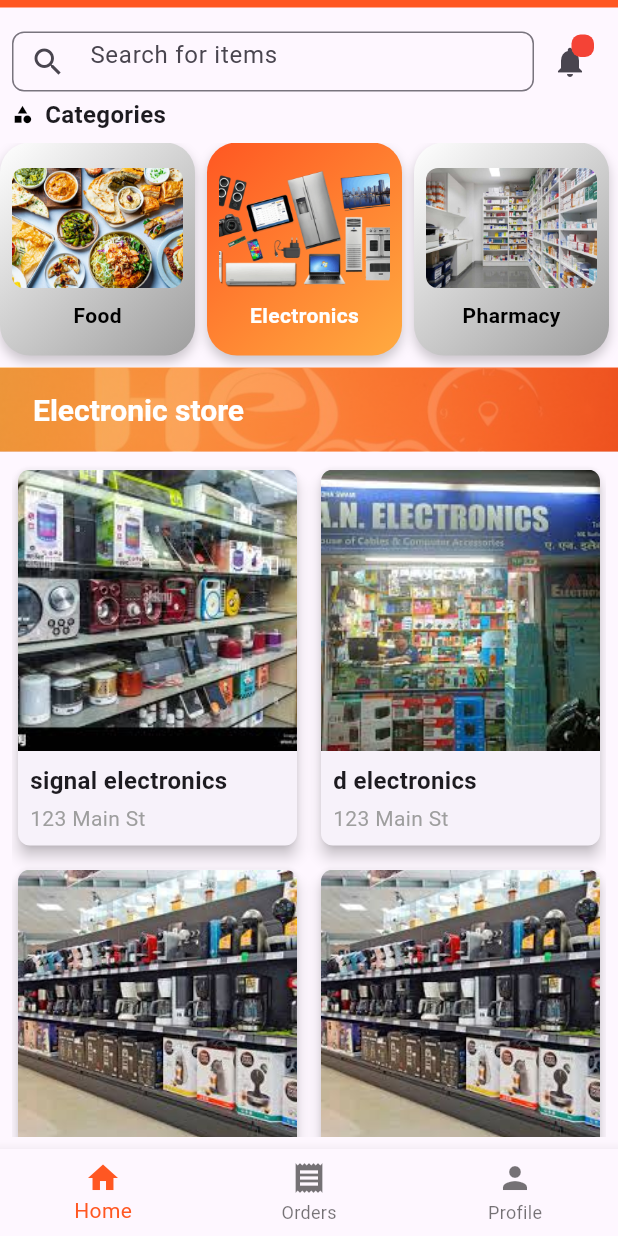
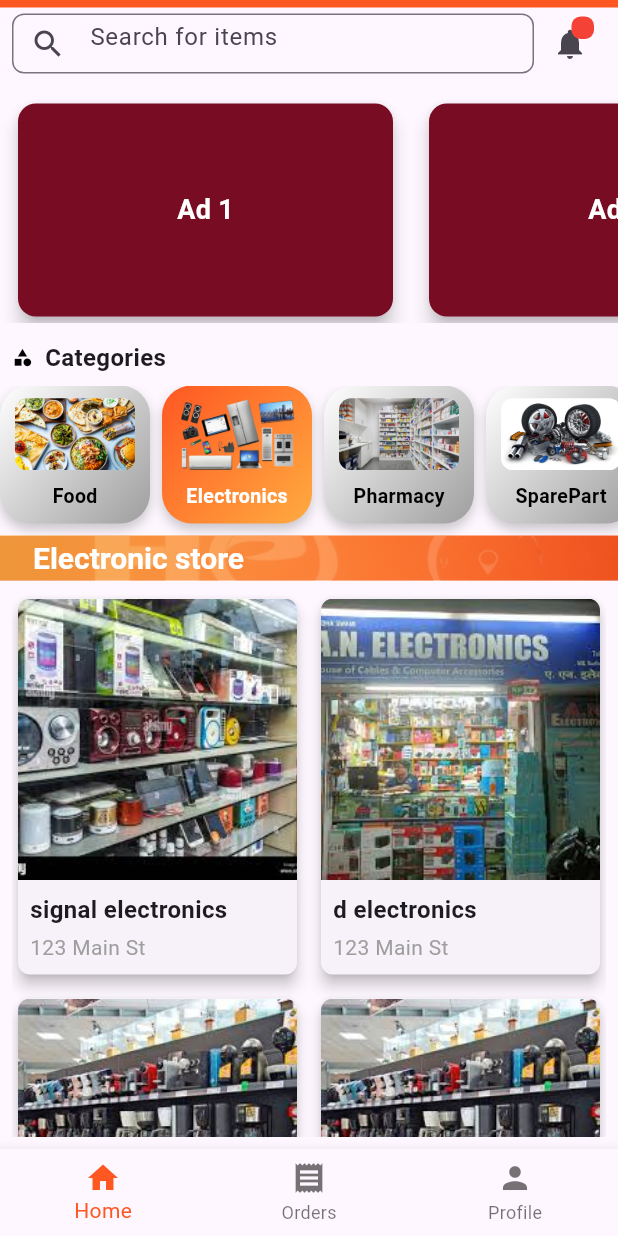
Before and after one commit to Hamza2679/Time-D, a Flutter app: the MainPage screen opened directly, after a tap on "Electronics", on a phone screen of 412 x 824 dp. Run offline on Flutter 3.47's test engine with Material 3 defaults, Android fonts, the phone set to English and light mode, and no system bars; our stand-ins replace bloc, contacts_service, country_picker, equatable, firebase_auth, firebase_core and 7 more; accounts and stored records are empty.

Commit message:
change in structure

```diff
--- a/lib/fetures/autentication/signUp/pages/signup_page.dart
+++ b/lib/fetures/autentication/signUp/pages/signup_page.dart
@@ -5,7 +5,7 @@ import 'package:image_picker/image_picker.dart';
 import 'package:country_picker/country_picker.dart';
 import 'package:http/http.dart' as http;
 import 'dart:io';
-import 'package:permission_handler/permission_handler.dart'; // For permission handling
+import 'package:permission_handler/permission_handler.dart';
 
 class SignUpPage extends StatefulWidget {
   @override
@@ -23,15 +23,14 @@ class _SignUpPageState extends State<SignUpPage> {
   bool _obscureConfirmPassword = true;
 
   final ImagePicker _picker = ImagePicker();
-  final TextEditingController _passwordController = TextEditingController(); // Password controller
-  final TextEditingController _confirmPasswordController = TextEditingController(); // Confirm password controller
+  final TextEditingController _passwordController = TextEditingController();
+  final TextEditingController _confirmPasswordController = TextEditingController();
   final TextEditingController _phoneNumberController = TextEditingController();
-  String _selectedCountryCode = '+251'; // Default country code (Ethiopia)
-  String _countryFlag = '🇪🇹'; // Default country flag (Ethiopia)
+  String _selectedCountryCode = '+251';
+  String _countryFlag = '🇪🇹';
   final String baseUrl = 'https://hello-delivery.onrender.com/api/v1';
 
   Future<void> _pickImage() async {
-    // Check permission for gallery access
     var status = await Permission.photos.status;
     if (!status.isGranted) {
       await Permission.photos.request();
@@ -87,7 +86,7 @@ class _SignUpPageState extends State<SignUpPage> {
         borderRadius: BorderRadius.circular(50),
         borderSide: BorderSide.none,
       ),
-      suffixIcon: suffixIcon, // Add suffix icon for password fields
+      suffixIcon: suffixIcon,
     );
   }
 
@@ -103,14 +102,12 @@ class _SignUpPageState extends State<SignUpPage> {
     final url = Uri.parse('$baseUrl/auth/register');
     final request = http.MultipartRequest('POST', url);
 
-    // Add fields as form data
     request.fields['firstName'] = firstName!;
     request.fields['lastName'] = lastName!;
     request.fields['email'] = email!;
-    request.fields['password'] = _passwordController.text; // Use controller text
+    request.fields['password'] = _passwordController.text;
     request.fields['phone'] = '$_selectedCountryCode ${_phoneNumberController.text}';
 
-    // Convert profile image to base64 and add it as a form field
     if (profileImage != null) {
       final bytes = await File(profileImage!.path).readAsBytes();
       final base64Image = base64Encode(bytes);
@@ -118,18 +115,14 @@ class _SignUpPageState extends State<SignUpPage> {
       request.fields['profileImage'] = 'data:$mimeType;base64,$base64Image';
     }
 
-    // Print request details for debugging
     print('Request URL: ${request.url}');
     print('Request Method: ${request.method}');
     print('Request Headers: ${request.headers}');
     print('Request Fields: ${request.fields}');
 
     try {
-      // Send the request
       final response = await request.send();
       final responseBody = await response.stream.bytesToString();
-
-      // Print response details for debugging
       print('Response Status Code: ${response.statusCode}');
       print('Response Body: $responseBody');
 
@@ -144,7 +137,6 @@ class _SignUpPageState extends State<SignUpPage> {
         _showMessage(responseData['message'] ?? 'Registration failed. Please try again.', Colors.red);
       }
     } catch (error) {
-      // Print error details for debugging
       print('Error: $error');
       _showMessage('An error occurred. Please check your internet connection and try again.', Colors.red);
     }
@@ -177,12 +169,12 @@ class _SignUpPageState extends State<SignUpPage> {
                 onTap: _pickImage,
                 child: CircleAvatar(
                   radius: 50,
-                  backgroundColor: Colors.grey[200], // Add a background color
+                  backgroundColor: Colors.grey[200],
                   child: ClipOval(
                     child: profileImage != null
                         ? Image.file(
                       profileImage!,
-                      width: 100, // Make sure the image fits within the avatar
+                      width: 100,
                       height: 100,
                       fit: BoxFit.cover,
                     )
@@ -273,9 +265,8 @@ class _SignUpPageState extends State<SignUpPage> {
                 },
               ),
               SizedBox(height: 16.0),
-              // Password field with eye icon
               TextFormField(
-                controller: _passwordController, // Use controller
+                controller: _passwordController,
                 decoration: _inputDecoration(
                   'Password',
                   suffixIcon: IconButton(
@@ -301,9 +292,8 @@ class _SignUpPageState extends State<SignUpPage> {
                 },
               ),
               SizedBox(height: 16.0),
-              // Confirm password field with eye icon
               TextFormField(
-                controller: _confirmPasswordController, // Use controller
+                controller: _confirmPasswordController,
                 decoration: _inputDecoration(
                   'Confirm Password',
                   suffixIcon: IconButton(
--- a/lib/fetures/books/main/pages/books_page.dart
+++ b/lib/fetures/books/main/pages/books_page.dart
@@ -9,6 +9,7 @@ class BooksPage extends StatelessWidget {
       appBar: AppBar(
         backgroundColor: Colors.transparent,
         elevation: 0,
+        toolbarHeight: 30,
         flexibleSpace: Container(
           decoration: BoxDecoration(
             gradient: LinearGradient(
--- a/lib/fetures/electronics/main/pages/electronics_page.dart
+++ b/lib/fetures/electronics/main/pages/electronics_page.dart
@@ -17,6 +17,7 @@ class _ElectronicsPageState extends State<ElectronicsPage> {
       appBar: AppBar(
         backgroundColor: Colors.transparent,
         elevation: 0,
+        toolbarHeight: 30,
         flexibleSpace: Container(
           decoration: BoxDecoration(
             gradient: LinearGradient(
--- a/lib/fetures/food/main/pages/food_page.dart
+++ b/lib/fetures/food/main/pages/food_page.dart
@@ -14,6 +14,7 @@ class FoodPage extends StatelessWidget {
         appBar: AppBar(
           backgroundColor: Colors.transparent,
           elevation: 0,
+          toolbarHeight: 30.0,
           flexibleSpace: Container(
             decoration: BoxDecoration(
               gradient: LinearGradient(
@@ -46,6 +47,7 @@ class FoodPage extends StatelessWidget {
             ),
           ),
         ),
+
 
         body: Column(
           children: [
--- a/lib/fetures/food/widgets/food_widgets.dart
+++ b/lib/fetures/food/widgets/food_widgets.dart
@@ -1,6 +1,7 @@
 import 'package:delivery_app/utils/colors.dart';
 import 'package:flutter/material.dart';
 import '../restaurant_detail/page/restaurant_detail_page.dart';
+
 
 Widget buildRestaurants(BuildContext context, List<Map<String, dynamic>> restaurants) {
   return GridView.builder(
@@ -8,8 +9,8 @@ Widget buildRestaurants(BuildContext context, List<Map<String, dynamic>> restaur
     physics: NeverScrollableScrollPhysics(),
     gridDelegate: SliverGridDelegateWithFixedCrossAxisCount(
       crossAxisCount: 2,
-      crossAxisSpacing: 8.0,
-      mainAxisSpacing: 8.0,
+      crossAxisSpacing: 12.0,  // Slightly larger space for aesthetics
+      mainAxisSpacing: 12.0,
       childAspectRatio: 3 / 4,
     ),
     itemCount: restaurants.length,
@@ -29,44 +30,66 @@ Widget buildRestaurants(BuildContext context, List<Map<String, dynamic>> restaur
           );
         },
         child: Card(
-          child: Column(
+          elevation: 6, // Adds shadow for a floating effect
+          shape: RoundedRectangleBorder(
+            borderRadius: BorderRadius.circular(16),  // Rounded corners
+          ),
+          child: ClipRRect(
+            borderRadius: BorderRadius.circular(16), // Ensures rounded corners for the image
+            child: Stack(
+              children: [
+                Column(
                   crossAxisAlignment: CrossAxisAlignment.start,
                   children: [
                     Expanded(
+                      child: Container(
+                        decoration: BoxDecoration(
+                          gradient: LinearGradient(
+                            colors: [Colors.orangeAccent, Colors.deepOrange],
+                            begin: Alignment.topCenter,
+                            end: Alignment.bottomCenter,
+                          ),
+                        ),
                         child: Image.asset(
                           restaurants[index]["image"] ?? "default_image.png",
                           fit: BoxFit.cover,
                           width: double.infinity,
                         ),
                       ),
+                    ),
                     Padding(
-                padding: const EdgeInsets.all(8.0),
+                      padding: const EdgeInsets.all(10.0),
                       child: Text(
                         restaurants[index]["name"] ?? "Unknown",
                         style: TextStyle(
-                    fontSize: 16,
-                    fontWeight: FontWeight.bold,
+                          fontSize: 18,  // Larger font size for title
+                          fontWeight: FontWeight.w600,
+                          color: Colors.black87,
                         ),
                       ),
                     ),
                     Padding(
-                padding: const EdgeInsets.symmetric(horizontal: 8.0),
+                      padding: const EdgeInsets.symmetric(horizontal: 10.0, vertical: 4.0),
                       child: Text(
                         restaurants[index]["address"] ?? "No address available",
                         style: TextStyle(
                           fontSize: 14,
-                    color: greyColor,
+                          color: Colors.grey[700],
                         ),
                       ),
                     ),
                   ],
                 ),
+
+              ],
+            ),
+          ),
         ),
       );
-
     },
   );
 }
+
 
 Widget buildQuantityButton({required IconData icon, required Color color, required double size, required VoidCallback onPressed}) {
   return Container(
--- a/lib/fetures/gift/gift_page.dart
+++ b/lib/fetures/gift/gift_page.dart
@@ -8,6 +8,7 @@ class GiftsPage extends StatelessWidget {
       appBar: AppBar(
         backgroundColor: Colors.transparent,
         elevation: 0,
+        toolbarHeight: 30,
         flexibleSpace: Container(
           decoration: BoxDecoration(
             gradient: LinearGradient(
--- a/lib/fetures/home/pages/main_page.dart
+++ b/lib/fetures/home/pages/main_page.dart
@@ -34,11 +34,14 @@ class MainPage extends StatelessWidget {
                   backgroundColor: primaryColor,
                 ),
               ),
-              body: Column(
+              body: NestedScrollView(
+                headerSliverBuilder: (BuildContext context, bool innerBoxIsScrolled) {
+                  return <Widget>[
+                    SliverToBoxAdapter(
+                      child: Column(
                         crossAxisAlignment: CrossAxisAlignment.start,
                         children: [
-                  if (state.selectedIndex == 0) ...[
-                    SizedBox(height: 12, width: 5),
+                          // Search Bar and Notifications
                           Padding(
                             padding: const EdgeInsets.symmetric(horizontal: 8.0),
                             child: Row(
@@ -47,8 +50,7 @@ class MainPage extends StatelessWidget {
                                   child: buildSearchBar(
                                     height: 40,
                                     onChanged: (query) {
-                                BlocProvider.of<MainBloc>(context).add(
-                                    SearchQueryChanged(query));
+                                      BlocProvider.of<MainBloc>(context).add(SearchQueryChanged(query));
                                     },
                                   ),
                                 ),
@@ -59,8 +61,8 @@ class MainPage extends StatelessWidget {
                                       onPressed: () {
                                         Navigator.push(
                                           context,
-                                    MaterialPageRoute(builder: (context) =>
-                                        NotificationPage()),
+                                          MaterialPageRoute(
+                                              builder: (context) => NotificationPage()),
                                         );
                                       },
                                     ),
@@ -85,6 +87,46 @@ class MainPage extends StatelessWidget {
                               ],
                             ),
                           ),
+
+                          SizedBox(height: 12),
+
+                          // Advertisement Cards (Scrollable horizontally)
+                          Container(
+                            height: 150, // Set a fixed height for the ads
+                            child: ListView.builder(
+                              scrollDirection: Axis.horizontal,
+                              itemCount: 4, // 4 advertisement cards
+                              itemBuilder: (context, index) {
+                                return Padding(
+                                  padding: const EdgeInsets.symmetric(horizontal: 8.0),
+                                  child: Card(
+                                    color: Color(0xFF780C23), // Background color
+                                    elevation: 5,
+                                    shape: RoundedRectangleBorder(
+                                      borderRadius: BorderRadius.circular(12.0),
+                                    ),
+                                    child: Container(
+                                      width: 250, // Width of each card
+                                      child: Center(
+                                        child: Text(
+                                          'Ad ${index + 1}',
+                                          style: TextStyle(
+                                            fontSize: 18,
+                                            color: Colors.white,
+                                            fontWeight: FontWeight.bold,
+                                          ),
+                                        ),
+                                      ),
+                                    ),
+                                  ),
+                                );
+                              },
+                            ),
+                          ),
+
+                          SizedBox(height: 12),
+
+                          // Categories
                           Padding(
                             padding: const EdgeInsets.symmetric(horizontal: 8.0),
                             child: Row(
@@ -99,7 +141,7 @@ class MainPage extends StatelessWidget {
                                   'Categories',
                                   style: TextStyle(
                                     fontSize: 16,
-                              fontWeight:FontWeight.bold,
+                                    fontWeight: FontWeight.bold,
                                   ),
                                 ),
                               ],
@@ -109,19 +151,17 @@ class MainPage extends StatelessWidget {
                           SizedBox(height: 7),
                           buildCategories(context, categories, state.currentCategory),
                         ],
-
-                  Expanded(
-                    child: state.selectedIndex == 0
+                      ),
+                    ),
+                  ];
+                },
+                body: state.selectedIndex == 0
                     ? (state.filteredItems.isNotEmpty
                     ? buildSearchResults(
                     state.currentCategory, state.filteredItems)
                     : buildCategoryPage(state.currentCategory))
                     : _widgetOptions.elementAt(state.selectedIndex),
               ),
-                ],
-              )
-              ,
-
               bottomNavigationBar: BottomNavigationBar(
                 items: const <BottomNavigationBarItem>[
                   BottomNavigationBarItem(
--- a/lib/fetures/home/widgets/main_widget.dart
+++ b/lib/fetures/home/widgets/main_widget.dart
@@ -34,7 +34,7 @@ Widget buildCategoryPage(String currentCategory) {
 }
 Widget buildCategories(BuildContext context, List<Map<String, dynamic>> categories, String currentCategory) {
   return Container(
-    height: 150,
+    height: 100,
     child: ListView.builder(
       scrollDirection: Axis.horizontal,
       itemCount: categories.length,
@@ -49,7 +49,7 @@ Widget buildCategories(BuildContext context, List<Map<String, dynamic>> categori
                   CategoryTapped(category['route']));
             },
             child: Container(
-              width: 130,
+              width: 100,
               padding: EdgeInsets.all(8.0),
               decoration: BoxDecoration(
                 gradient: LinearGradient(
@@ -76,8 +76,8 @@ Widget buildCategories(BuildContext context, List<Map<String, dynamic>> categori
                     borderRadius: BorderRadius.circular(8.0),
                     child: Image.asset(
                       category['image'],
-                      width: 130,
-                      height: 80,
+                      width: 80,
+                      height: 48,
                       fit: BoxFit.cover,
                     ),
                   ),
@@ -86,7 +86,7 @@ Widget buildCategories(BuildContext context, List<Map<String, dynamic>> categori
                     category['text'],
                     style: TextStyle(
                       color: isSelected ? primaryTextColor: secondaryTextColor,
-                      fontWeight: FontWeight.bold,
+                      fontWeight: FontWeight.bold, fontSize: 13
                     ),
                   ),
                 ],
--- a/lib/fetures/pharmacy/main/page/pharmacy_page.dart
+++ b/lib/fetures/pharmacy/main/page/pharmacy_page.dart
@@ -12,6 +12,7 @@ class PharmacyPage extends StatelessWidget {
       appBar: AppBar(
         backgroundColor: Colors.transparent,
         elevation: 0,
+        toolbarHeight: 30,
         flexibleSpace: Container(
           decoration: BoxDecoration(
             gradient: LinearGradient(
--- a/lib/utils/authentication_repository.dart
+++ b/lib/utils/authentication_repository.dart
@@ -21,6 +21,7 @@ class AuthenticationRepository extends GetxService {
     if (token != null && token.isNotEmpty) {
       isLoggedIn.value = true;
       Get.offAll(() => MainPage());
+      print("the token :"+token);
     } else {
       isLoggedIn.value = false;
       Get.offAll(() => SplashScreen1());
```
Lines whose indentation alone changed are shown as unchanged.
